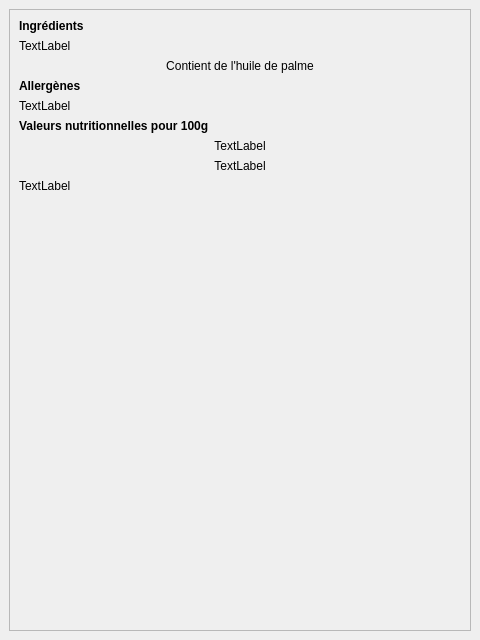
First picture: the form in views/product_details_window.ui, repository RoroTiti/OC_P5, before the edit.
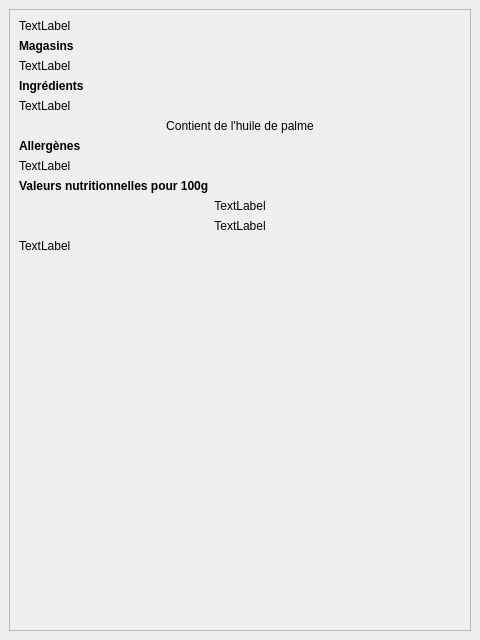
Second picture: the form after the edit.

Commit message: Brands and stores in product details window

Diff of the .ui file:
```diff
--- a/views/product_details_window.ui
+++ b/views/product_details_window.ui
@@ -30,23 +30,7 @@
         </rect>
        </property>
        <layout class="QGridLayout" name="gridLayout_4">
-        <item row="10" column="0">
-         <widget class="QLabel" name="lbl_nutriments">
-          <property name="sizePolicy">
-           <sizepolicy hsizetype="Ignored" vsizetype="Preferred">
-            <horstretch>0</horstretch>
-            <verstretch>0</verstretch>
-           </sizepolicy>
-          </property>
-          <property name="text">
-           <string>TextLabel</string>
-          </property>
-          <property name="textInteractionFlags">
-           <set>Qt::LinksAccessibleByMouse|Qt::TextSelectableByMouse</set>
-          </property>
-         </widget>
-        </item>
-        <item row="5" column="0">
+        <item row="8" column="0">
          <widget class="QLabel" name="lbl_allergens">
           <property name="sizePolicy">
            <sizepolicy hsizetype="Ignored" vsizetype="Preferred">
@@ -65,26 +49,59 @@
           </property>
          </widget>
         </item>
-        <item row="1" column="0">
-         <widget class="QLabel" name="lbl_ingredients">
-          <property name="sizePolicy">
-           <sizepolicy hsizetype="Ignored" vsizetype="Preferred">
-            <horstretch>0</horstretch>
-            <verstretch>0</verstretch>
-           </sizepolicy>
-          </property>
-          <property name="text">
-           <string>TextLabel</string>
-          </property>
-          <property name="wordWrap">
-           <bool>true</bool>
-          </property>
-          <property name="textInteractionFlags">
-           <set>Qt::LinksAccessibleByMouse|Qt::TextSelectableByMouse</set>
-          </property>
-         </widget>
-        </item>
         <item row="12" column="0">
+         <widget class="QLabel" name="lbl_nutriscore_number">
+          <property name="text">
+           <string>TextLabel</string>
+          </property>
+          <property name="alignment">
+           <set>Qt::AlignCenter</set>
+          </property>
+         </widget>
+        </item>
+        <item row="2" column="0">
+         <widget class="QLabel" name="lbl_stores">
+          <property name="text">
+           <string>TextLabel</string>
+          </property>
+         </widget>
+        </item>
+        <item row="4" column="0">
+         <widget class="QLabel" name="lbl_ingredients">
+          <property name="sizePolicy">
+           <sizepolicy hsizetype="Ignored" vsizetype="Preferred">
+            <horstretch>0</horstretch>
+            <verstretch>0</verstretch>
+           </sizepolicy>
+          </property>
+          <property name="text">
+           <string>TextLabel</string>
+          </property>
+          <property name="wordWrap">
+           <bool>true</bool>
+          </property>
+          <property name="textInteractionFlags">
+           <set>Qt::LinksAccessibleByMouse|Qt::TextSelectableByMouse</set>
+          </property>
+         </widget>
+        </item>
+        <item row="13" column="0">
+         <widget class="QLabel" name="lbl_nutriments">
+          <property name="sizePolicy">
+           <sizepolicy hsizetype="Ignored" vsizetype="Preferred">
+            <horstretch>0</horstretch>
+            <verstretch>0</verstretch>
+           </sizepolicy>
+          </property>
+          <property name="text">
+           <string>TextLabel</string>
+          </property>
+          <property name="textInteractionFlags">
+           <set>Qt::LinksAccessibleByMouse|Qt::TextSelectableByMouse</set>
+          </property>
+         </widget>
+        </item>
+        <item row="15" column="0">
          <spacer name="verticalSpacer">
           <property name="orientation">
            <enum>Qt::Vertical</enum>
@@ -97,14 +114,21 @@
           </property>
          </spacer>
         </item>
-        <item row="7" column="0">
+        <item row="10" column="0">
          <widget class="QLabel" name="label_3">
           <property name="text">
            <string>&lt;b&gt;Valeurs nutritionnelles pour 100g&lt;/b&gt;</string>
           </property>
          </widget>
         </item>
-        <item row="2" column="0">
+        <item row="1" column="0">
+         <widget class="QLabel" name="label_4">
+          <property name="text">
+           <string>&lt;b&gt;Magasins&lt;/b&gt;</string>
+          </property>
+         </widget>
+        </item>
+        <item row="5" column="0">
          <widget class="QLabel" name="lbl_palm_oil">
           <property name="styleSheet">
            <string notr="true"/>
@@ -117,14 +141,14 @@
           </property>
          </widget>
         </item>
-        <item row="0" column="0">
+        <item row="3" column="0">
          <widget class="QLabel" name="label">
           <property name="text">
            <string>&lt;b&gt;Ingrédients&lt;/b&gt;</string>
           </property>
          </widget>
         </item>
-        <item row="8" column="0">
+        <item row="11" column="0">
          <widget class="QLabel" name="lbl_nutriscore">
           <property name="text">
            <string>TextLabel</string>
@@ -134,20 +158,20 @@
           </property>
          </widget>
         </item>
-        <item row="3" column="0" rowspan="2">
+        <item row="6" column="0" rowspan="2">
          <widget class="QLabel" name="label_2">
           <property name="text">
            <string>&lt;b&gt;Allergènes&lt;/b&gt;</string>
           </property>
          </widget>
         </item>
-        <item row="9" column="0">
-         <widget class="QLabel" name="lbl_nutriscore_number">
+        <item row="0" column="0">
+         <widget class="QLabel" name="lbl_brands">
           <property name="text">
            <string>TextLabel</string>
           </property>
-          <property name="alignment">
-           <set>Qt::AlignCenter</set>
+          <property name="wordWrap">
+           <bool>true</bool>
           </property>
          </widget>
         </item>
```
The commit also changes 2 other files.
